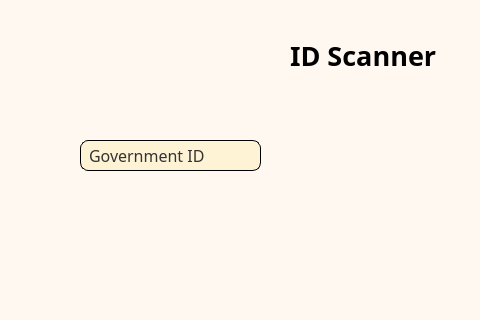
Before: the Qt Designer form OCR-main/IDscanner/IDscanner.ui in renzsyo/OCR, drawn with Qt 5; both pictures show x 0 to 480 and y 0 to 320 of the 750 by 600 pixel window.
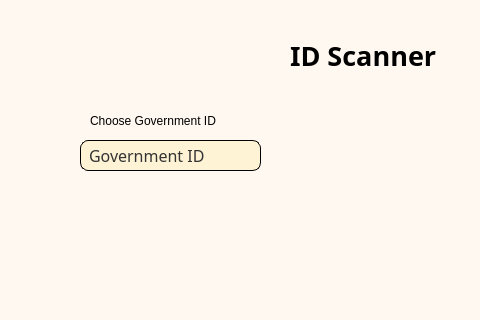
After: the same form once the commit is applied. Icons and pictures are not drawn.

Diff of the .ui file:
```diff
--- a/OCR-main/IDscanner/IDscanner.ui
+++ b/OCR-main/IDscanner/IDscanner.ui
@@ -480,6 +480,19 @@
        <string>(Recommended)</string>
       </property>
      </widget>
+     <widget class="QLabel" name="label_18">
+      <property name="geometry">
+       <rect>
+        <x>90</x>
+        <y>110</y>
+        <width>181</width>
+        <height>21</height>
+       </rect>
+      </property>
+      <property name="text">
+       <string>Choose Government ID</string>
+      </property>
+     </widget>
     </widget>
     <widget class="QWidget" name="page_2">
      <widget class="QLabel" name="label_5">
```
Left out of the diff: 10 changed lines with no effect on the pictures.
